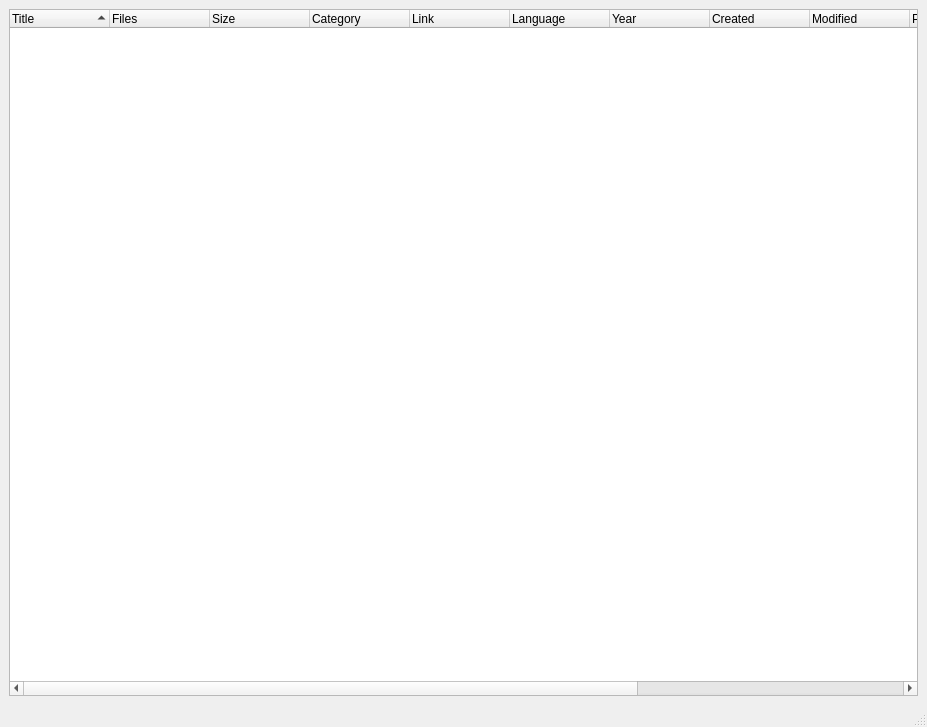
Before: the Qt Designer form mainwindow.ui in androidarduino/verycdgrabber, drawn with Qt 5.
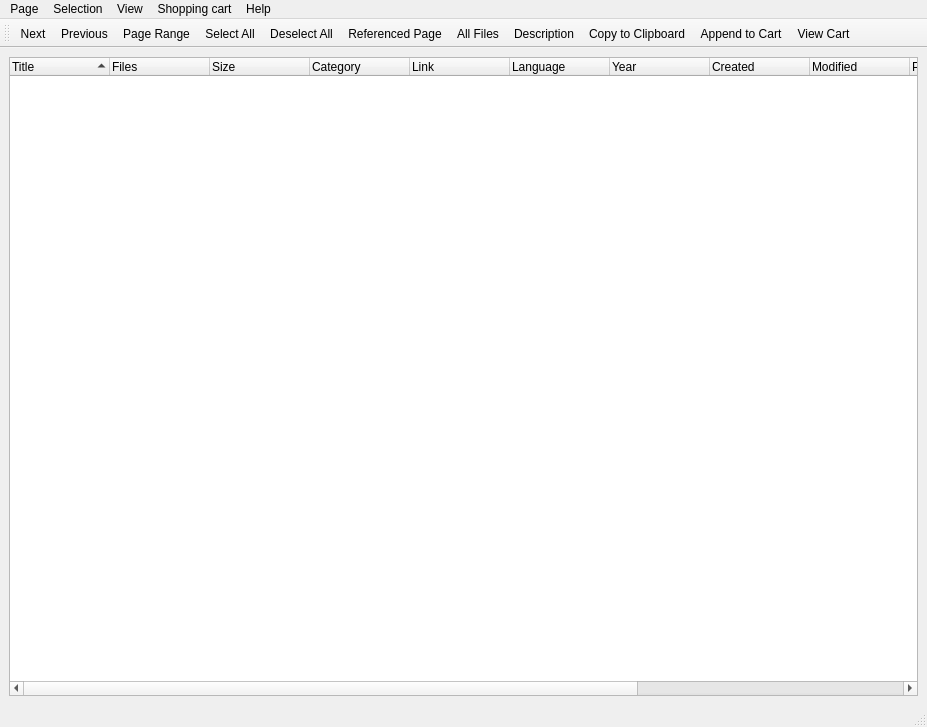
After: the same form once the commit is applied.

What changed in the file:
```diff
--- a/mainwindow.ui
+++ b/mainwindow.ui
@@ -18,16 +18,8 @@
   <property name="windowTitle" >
    <string>MainWindow</string>
   </property>
-  <widget class="QWidget" name="centralwidget" >
-   <property name="geometry" >
-    <rect>
-     <x>0</x>
-     <y>28</y>
-     <width>927</width>
-     <height>674</height>
-    </rect>
-   </property>
-   <layout class="QHBoxLayout" name="horizontalLayout" >
+  <widget class="QWidget" name="centralwidget">
+   <layout class="QHBoxLayout" name="horizontalLayout">
     <item>
      <widget class="QTreeWidget" name="treeWidget" >
       <property name="sizePolicy" >
@@ -108,26 +100,167 @@
     </item>
    </layout>
   </widget>
-  <widget class="QMenuBar" name="menubar" >
-   <property name="geometry" >
+  <widget class="QMenuBar" name="menubar">
+   <property name="geometry">
     <rect>
      <x>0</x>
      <y>0</y>
      <width>927</width>
-     <height>28</height>
-    </rect>
-   </property>
-  </widget>
-  <widget class="QStatusBar" name="statusbar" >
-   <property name="geometry" >
-    <rect>
-     <x>0</x>
-     <y>702</y>
-     <width>927</width>
      <height>25</height>
     </rect>
    </property>
+   <widget class="QMenu" name="menuPage">
+    <property name="title">
+     <string>Page</string>
+    </property>
+    <addaction name="actionOpen"/>
+    <addaction name="separator"/>
+    <addaction name="actionFirst"/>
+    <addaction name="actionNext"/>
+    <addaction name="actionPrevious"/>
+    <addaction name="actionPage_Range"/>
+    <addaction name="separator"/>
+    <addaction name="actionExit"/>
+   </widget>
+   <widget class="QMenu" name="menuView">
+    <property name="title">
+     <string>Selection</string>
+    </property>
+    <addaction name="actionSelect_All"/>
+    <addaction name="actionDeselect_All"/>
+    <addaction name="actionCopy_to_Clipboard"/>
+   </widget>
+   <widget class="QMenu" name="menuView_2">
+    <property name="title">
+     <string>View</string>
+    </property>
+    <addaction name="actionReferenced_Page"/>
+    <addaction name="actionAll_Files"/>
+    <addaction name="actionDescription"/>
+   </widget>
+   <widget class="QMenu" name="menuShopping_cart">
+    <property name="title">
+     <string>Shopping cart</string>
+    </property>
+    <addaction name="actionAdd_to_cart"/>
+    <addaction name="actionView_cart"/>
+    <addaction name="actionCopy_Cart_to_Clipboard"/>
+   </widget>
+   <widget class="QMenu" name="menuHelp">
+    <property name="title">
+     <string>Help</string>
+    </property>
+    <addaction name="actionAbout"/>
+   </widget>
+   <addaction name="menuPage"/>
+   <addaction name="menuView"/>
+   <addaction name="menuView_2"/>
+   <addaction name="menuShopping_cart"/>
+   <addaction name="menuHelp"/>
   </widget>
+  <widget class="QStatusBar" name="statusbar"/>
+  <widget class="QToolBar" name="toolBar">
+   <property name="windowTitle">
+    <string>toolBar</string>
+   </property>
+   <attribute name="toolBarArea">
+    <enum>TopToolBarArea</enum>
+   </attribute>
+   <attribute name="toolBarBreak">
+    <bool>false</bool>
+   </attribute>
+   <addaction name="actionNext"/>
+   <addaction name="actionPrevious"/>
+   <addaction name="actionPage_Range"/>
+   <addaction name="actionSelect_All"/>
+   <addaction name="actionDeselect_All"/>
+   <addaction name="actionReferenced_Page"/>
+   <addaction name="actionAll_Files"/>
+   <addaction name="actionDescription"/>
+   <addaction name="actionCopy_to_Clipboard"/>
+   <addaction name="actionAdd_to_cart"/>
+   <addaction name="actionView_cart"/>
+  </widget>
+  <action name="actionFirst">
+   <property name="text">
+    <string>First</string>
+   </property>
+  </action>
+  <action name="actionNext">
+   <property name="text">
+    <string>Next</string>
+   </property>
+  </action>
+  <action name="actionPrevious">
+   <property name="text">
+    <string>Previous</string>
+   </property>
+  </action>
+  <action name="actionPage_Range">
+   <property name="text">
+    <string>Page Range</string>
+   </property>
+  </action>
+  <action name="actionExit">
+   <property name="text">
+    <string>Exit</string>
+   </property>
+  </action>
+  <action name="actionSelect_All">
+   <property name="text">
+    <string>Select All</string>
+   </property>
+  </action>
+  <action name="actionDeselect_All">
+   <property name="text">
+    <string>Deselect All</string>
+   </property>
+  </action>
+  <action name="actionReferenced_Page">
+   <property name="text">
+    <string>Referenced Page</string>
+   </property>
+  </action>
+  <action name="actionAll_Files">
+   <property name="text">
+    <string>All Files</string>
+   </property>
+  </action>
+  <action name="actionDescription">
+   <property name="text">
+    <string>Description</string>
+   </property>
+  </action>
+  <action name="actionCopy_to_Clipboard">
+   <property name="text">
+    <string>Copy to Clipboard</string>
+   </property>
+  </action>
+  <action name="actionAdd_to_cart">
+   <property name="text">
+    <string>Append to Cart</string>
+   </property>
+  </action>
+  <action name="actionView_cart">
+   <property name="text">
+    <string>View Cart</string>
+   </property>
+  </action>
+  <action name="actionOpen">
+   <property name="text">
+    <string>Open</string>
+   </property>
+  </action>
+  <action name="actionCopy_Cart_to_Clipboard">
+   <property name="text">
+    <string>Copy Cart to Clipboard</string>
+   </property>
+  </action>
+  <action name="actionAbout">
+   <property name="text">
+    <string>About</string>
+   </property>
+  </action>
  </widget>
  <resources/>
  <connections/>
```
Left out of the diff: 50 changed lines with no effect on the pictures.
